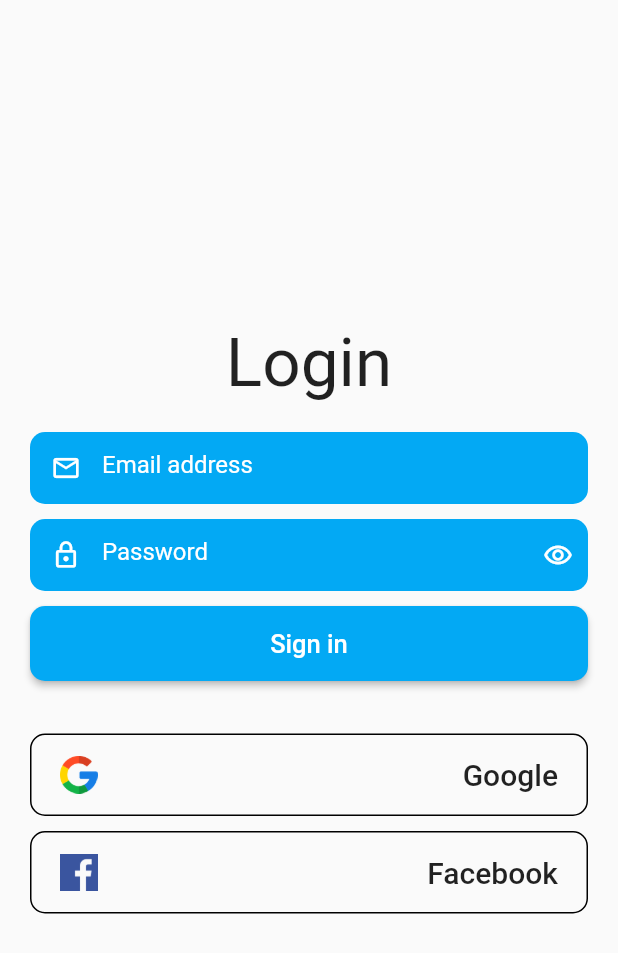
After one commit to tomasmisutka/hockey_organizer, a Flutter app: the screen it shows after launch, on a phone screen of 412 x 824 dp. The commit adds this screen. Shown: the top 953 px of the screen. Run offline on Flutter 3.47's test engine with Material 2 defaults, Android fonts, the phone set to English and light mode, and no system bars; our stand-ins replace animated_splash_screen, page_transition.

Commit message:
Login Screen&App Icon

```diff
--- /dev/null
+++ b/lib/components/CustomTextField.dart
@@ -0,0 +1,71 @@
+import 'package:flutter/material.dart';
+
+class CustomTextField extends StatefulWidget {
+  final TextEditingController controller;
+  final FocusNode focusNode;
+  final Function(String) onFieldSubmitted;
+  final bool isPasswordType;
+
+  CustomTextField(
+      {this.controller, this.focusNode, this.onFieldSubmitted, this.isPasswordType = false});
+  @override
+  _CustomTextFieldState createState() => _CustomTextFieldState();
+}
+
+class _CustomTextFieldState extends State<CustomTextField> {
+  bool _isObscureText = true;
+  @override
+  Widget build(BuildContext context) {
+    return Container(
+      decoration: BoxDecoration(color: Colors.lightBlue, borderRadius: BorderRadius.circular(10)),
+      child: Row(
+        children: [
+          Expanded(
+            child: TextFormField(
+              controller: widget.controller,
+              focusNode: widget.focusNode,
+              keyboardType: TextInputType.emailAddress,
+              textInputAction:
+                  widget.isPasswordType == true ? TextInputAction.done : TextInputAction.next,
+              obscureText: widget.isPasswordType == true ? _isObscureText : false,
+              decoration: InputDecoration(
+                prefixIcon: Icon(
+                  widget.isPasswordType == true ? Icons.https_outlined : Icons.email_outlined,
+                  size: 20,
+                  color: Colors.white,
+                ),
+                hintText: widget.isPasswordType == true ? 'Password' : 'Email address',
+                hintStyle: TextStyle(color: Colors.white),
+                border: InputBorder.none,
+              ),
+              validator: (String password) {
+                if (password.trim().isEmpty) {
+                  return 'Password is required';
+                }
+                if (password.trim().length < 8) {
+                  return 'Password si too short';
+                }
+                return 'Good';
+              },
+              onFieldSubmitted: widget.onFieldSubmitted,
+            ),
+          ),
+          Visibility(
+            visible: widget.isPasswordType,
+            child: GestureDetector(
+              onTap: () {
+                setState(() {
+                  _isObscureText = !_isObscureText;
+                });
+              },
+              child: Container(
+                padding: EdgeInsets.symmetric(horizontal: 10),
+                child: Icon(Icons.remove_red_eye_outlined, size: 20, color: Colors.white),
+              ),
+            ),
+          ),
+        ],
+      ),
+    );
+  }
+}
--- a/lib/main.dart
+++ b/lib/main.dart
@@ -2,16 +2,15 @@ import 'package:flutter/material.dart';
 
 import 'screens/hockey_organizer.dart';
 
-void main() => runApp(MyApp());
+void main() => runApp(HockeyOrganizer());
 
-class MyApp extends StatelessWidget {
+class HockeyOrganizer extends StatelessWidget {
   @override
   Widget build(BuildContext context) {
     return MaterialApp(
-      title: 'Flutter Demo',
+      title: 'Hockey Organizer',
       debugShowCheckedModeBanner: false,
-      // debugShowCheckedModeBanner: false,
-      home: HockeyOrganizer(),
+      home: IntroSplashScreen(),
     );
   }
 }
--- a/lib/screens/hockey_organizer.dart
+++ b/lib/screens/hockey_organizer.dart
@@ -1,19 +1,20 @@
 import 'package:animated_splash_screen/animated_splash_screen.dart';
 import 'package:flutter/material.dart';
-// import 'package:hockey_organizer/screens/login_screen.dart';
 import 'package:page_transition/page_transition.dart';
 
-class HockeyOrganizer extends StatelessWidget {
+import 'login_screen.dart';
+
+class IntroSplashScreen extends StatelessWidget {
   @override
   Widget build(BuildContext context) {
-    return AnimatedSplashScreen(
-      splashIconSize: 250,
-      splash: Image.asset('assets/logo.png'),
-      animationDuration: Duration(milliseconds: 250),
-      splashTransition: SplashTransition.scaleTransition,
-      pageTransitionType: PageTransitionType.fade,
-      nextScreen: Scaffold(
-        body: Container(),
+    return Scaffold(
+      body: AnimatedSplashScreen(
+        splashIconSize: 320,
+        splash: Image.asset('assets/logo.png'),
+        animationDuration: Duration(milliseconds: 250),
+        splashTransition: SplashTransition.scaleTransition,
+        pageTransitionType: PageTransitionType.fade,
+        nextScreen: LoginScreen(),
       ),
     );
   }
--- /dev/null
+++ b/lib/screens/login_screen.dart
@@ -0,0 +1,132 @@
+import 'package:flutter/material.dart';
+import 'package:hockey_organizer/components/CustomTextField.dart';
+
+class LoginScreen extends StatefulWidget {
+  @override
+  _LoginScreenState createState() => _LoginScreenState();
+}
+
+class _LoginScreenState extends State<LoginScreen> {
+  TextEditingController _loginController;
+  TextEditingController _passwordController;
+  FocusNode _loginNode;
+  FocusNode _passwordNode;
+  bool isPasswordSecure = true;
+
+  @override
+  void initState() {
+    _loginController = TextEditingController();
+    _passwordController = TextEditingController();
+    _loginNode = FocusNode();
+    _passwordNode = FocusNode();
+    super.initState();
+  }
+
+  @override
+  void dispose() {
+    _loginController.dispose();
+    _passwordController.dispose();
+    _loginNode.dispose();
+    _passwordNode.dispose();
+    super.dispose();
+  }
+
+  void unFocusPasswordTextField(String value) => _passwordNode.unfocus();
+
+  void focusPasswordTextField(String value) => _passwordNode.requestFocus();
+
+  Widget _buildSeparator() => const SizedBox(height: 10);
+
+  Widget _buildManualLogin() {
+    return Column(
+      mainAxisAlignment: MainAxisAlignment.center,
+      crossAxisAlignment: CrossAxisAlignment.stretch,
+      children: [
+        _buildSeparator(),
+        CustomTextField(
+          controller: _loginController,
+          focusNode: _loginNode,
+          onFieldSubmitted: focusPasswordTextField,
+        ),
+        _buildSeparator(),
+        CustomTextField(
+          controller: _passwordController,
+          focusNode: _passwordNode,
+          onFieldSubmitted: unFocusPasswordTextField,
+          isPasswordType: true,
+        ),
+        _buildSeparator(),
+        RaisedButton(
+          color: Colors.lightBlue,
+          onPressed: () {},
+          padding: EdgeInsets.symmetric(vertical: 15),
+          shape: RoundedRectangleBorder(borderRadius: BorderRadius.circular(10)),
+          child: Text('Sign in', style: TextStyle(fontSize: 17)),
+          textColor: Colors.white,
+        ),
+      ],
+    );
+  }
+
+  Widget _buildThirdPartyLoginButton(String imagePath, String text) {
+    return FlatButton(
+      onPressed: () {},
+      padding: EdgeInsets.symmetric(vertical: 15, horizontal: 20),
+      shape: OutlineInputBorder(borderRadius: BorderRadius.circular(10)),
+      child: Row(
+        mainAxisAlignment: MainAxisAlignment.spaceBetween,
+        children: [
+          Image.asset(imagePath, height: 25, width: 25),
+          Text(text, style: TextStyle(fontSize: 20)),
+        ],
+      ),
+    );
+  }
+
+  Widget _buildThirdPartyLogin() {
+    return Column(
+      mainAxisAlignment: MainAxisAlignment.spaceAround,
+      crossAxisAlignment: CrossAxisAlignment.stretch,
+      children: [
+        _buildThirdPartyLoginButton('assets/icon_google.png', 'Google'),
+        _buildSeparator(),
+        _buildThirdPartyLoginButton('assets/icon_facebook.png', 'Facebook'),
+      ],
+    );
+  }
+
+  @override
+  Widget build(BuildContext context) {
+    return Scaffold(
+      resizeToAvoidBottomPadding: false,
+      body: GestureDetector(
+        behavior: HitTestBehavior.opaque,
+        onTap: () {
+          _loginNode.unfocus();
+          _passwordNode.unfocus();
+        },
+        child: SafeArea(
+          child: Container(
+            padding: EdgeInsets.symmetric(horizontal: 20),
+            child: Column(
+              mainAxisAlignment: MainAxisAlignment.center,
+              // crossAxisAlignment: CrossAxisAlignment.start,
+              children: [
+                Container(
+                  child: Text(
+                    'Login',
+                    style: TextStyle(fontSize: 45),
+                  ),
+                  margin: EdgeInsets.only(bottom: 10),
+                ),
+                _buildManualLogin(),
+                const SizedBox(height: 35),
+                _buildThirdPartyLogin(),
+              ],
+            ),
+          ),
+        ),
+      ),
+    );
+  }
+}
--- a/pubspec.yaml
+++ b/pubspec.yaml
@@ -26,6 +26,7 @@ dependencies:
   #dependancy packages
   animated_splash_screen: ^1.0.1+2
   page_transition: ^1.1.7+2
+  passwordfield: ^0.0.82
   cupertino_icons: ^1.0.0
 
 dev_dependencies:
```
Also changed, not shown: assets/icon_facebook.png (added), assets/icon_google.png (added), pubspec.lock, 41 other files.
